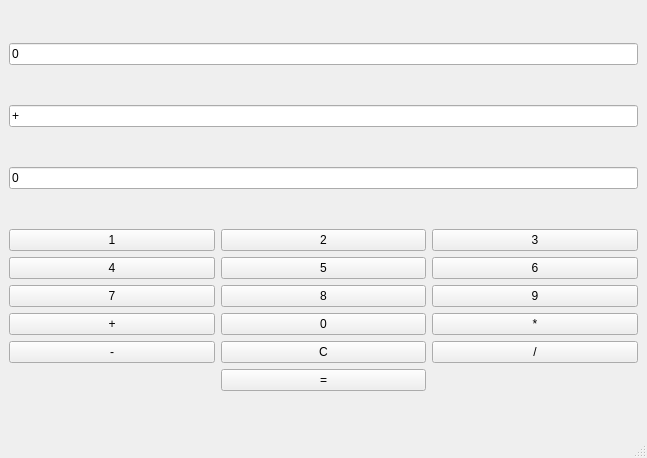
Old version of the form mainwindow.ui in the repository Deivvvv/Test.
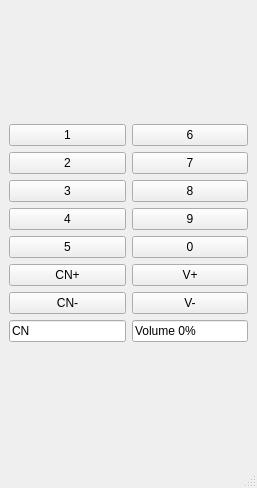
New version of the form.

```diff
--- a/mainwindow.ui
+++ b/mainwindow.ui
@@ -6,109 +6,71 @@
    <rect>
     <x>0</x>
     <y>0</y>
-    <width>647</width>
-    <height>458</height>
+    <width>257</width>
+    <height>488</height>
    </rect>
   </property>
+  <property name="minimumSize">
+   <size>
+    <width>257</width>
+    <height>0</height>
+   </size>
+  </property>
   <property name="windowTitle">
    <string>MainWindow</string>
   </property>
   <widget class="QWidget" name="centralwidget">
    <layout class="QVBoxLayout" name="verticalLayout">
     <item>
-     <widget class="QLineEdit" name="lineEdit_2">
-      <property name="text">
-       <string>0</string>
-      </property>
-      <property name="readOnly">
-       <bool>true</bool>
-      </property>
-     </widget>
-    </item>
-    <item>
-     <widget class="QLineEdit" name="lineEdit_3">
-      <property name="text">
-       <string>+</string>
-      </property>
-      <property name="readOnly">
-       <bool>true</bool>
-      </property>
-     </widget>
-    </item>
-    <item>
-     <widget class="QLineEdit" name="lineEdit">
-      <property name="text">
-       <string>0</string>
-      </property>
-      <property name="readOnly">
-       <bool>true</bool>
-      </property>
-     </widget>
-    </item>
-    <item>
-     <layout class="QGridLayout" name="gridLayout_2" columnstretch="0,0,0" columnminimumwidth="0,0,0">
+     <layout class="QGridLayout" name="gridLayout_2" columnstretch="0,0,0">
       <property name="sizeConstraint">
        <enum>QLayout::SetDefaultConstraint</enum>
       </property>
       <property name="horizontalSpacing">
        <number>6</number>
       </property>
-      <item row="4" column="1">
-       <widget class="QPushButton" name="pushButton_9">
-        <property name="text">
-         <string>8</string>
-        </property>
-       </widget>
-      </item>
-      <item row="3" column="0">
-       <widget class="QPushButton" name="pushButton">
-        <property name="text">
-         <string>+</string>
-        </property>
-       </widget>
-      </item>
-      <item row="4" column="2">
-       <widget class="QPushButton" name="pushButton_11">
-        <property name="text">
-         <string>9</string>
-        </property>
-       </widget>
-      </item>
-      <item row="3" column="0">
-       <widget class="QPushButton" name="pushButton_4">
-        <property name="text">
-         <string>4</string>
-        </property>
-       </widget>
-      </item>
-      <item row="5" column="1">
-       <widget class="QPushButton" name="pushButton_0">
-        <property name="text">
-         <string>0</string>
-        </property>
-       </widget>
-      </item>
-      <item row="5" column="2">
-       <widget class="QPushButton" name="pushButton_de">
-        <property name="text">
-         <string>*</string>
-        </property>
-       </widget>
-      </item>
-      <item row="0" column="2">
-       <widget class="QPushButton" name="pushButton_3">
+      <item row="4" column="0">
+       <widget class="QPushButton" name="pushButton_5">
         <property name="text">
          <string>3</string>
         </property>
        </widget>
       </item>
+      <item row="7" column="1">
+       <widget class="QPushButton" name="pushButton_7">
+        <property name="text">
+         <string>V+</string>
+        </property>
+       </widget>
+      </item>
       <item row="3" column="1">
-       <widget class="QPushButton" name="pushButton_5">
+       <widget class="QPushButton" name="pushButton_4">
+        <property name="text">
+         <string>7</string>
+        </property>
+       </widget>
+      </item>
+      <item row="8" column="0">
+       <widget class="QPushButton" name="pushButton_6">
+        <property name="text">
+         <string>CN-</string>
+        </property>
+       </widget>
+      </item>
+      <item row="6" column="0">
+       <widget class="QPushButton" name="pushButton_10">
         <property name="text">
          <string>5</string>
         </property>
        </widget>
       </item>
+      <item row="4" column="1">
+       <widget class="QPushButton" name="pushButton_9">
+        <property name="text">
+         <string>8</string>
+        </property>
+       </widget>
+      </item>
       <item row="0" column="0">
        <widget class="QPushButton" name="pushButton_1">
         <property name="text">
@@ -116,59 +78,72 @@
         </property>
        </widget>
       </item>
+      <item row="7" column="0">
+       <widget class="QPushButton" name="pushButton">
+        <property name="text">
+         <string>CN+</string>
+        </property>
+       </widget>
+      </item>
       <item row="5" column="0">
-       <widget class="QPushButton" name="pushButton_plus">
+       <widget class="QPushButton" name="pushButton_8">
         <property name="text">
-         <string>+</string>
+         <string>4</string>
         </property>
        </widget>
       </item>
-      <item row="7" column="1">
-       <widget class="QPushButton" name="pushButton_C">
+      <item row="8" column="1">
+       <widget class="QPushButton" name="pushButton_12">
         <property name="text">
-         <string>С</string>
-        </property>
-       </widget>
-      </item>
-      <item row="3" column="2">
-       <widget class="QPushButton" name="pushButton_10">
-        <property name="text">
-         <string>6</string>
-        </property>
-       </widget>
-      </item>
-      <item row="7" column="2">
-       <widget class="QPushButton" name="pushButton_nu">
-        <property name="text">
-         <string>/</string>
+         <string>V-</string>
         </property>
        </widget>
       </item>
       <item row="0" column="1">
        <widget class="QPushButton" name="pushButton_2">
         <property name="text">
+         <string>6</string>
+        </property>
+       </widget>
+      </item>
+      <item row="6" column="1">
+       <widget class="QPushButton" name="pushButton_11">
+        <property name="text">
+         <string>0</string>
+        </property>
+       </widget>
+      </item>
+      <item row="3" column="0">
+       <widget class="QPushButton" name="pushButton_3">
+        <property name="text">
          <string>2</string>
         </property>
        </widget>
       </item>
-      <item row="4" column="0">
-       <widget class="QPushButton" name="pushButton_8">
+      <item row="5" column="1">
+       <widget class="QPushButton" name="pushButton_0">
         <property name="text">
-         <string>7</string>
+         <string>9</string>
         </property>
        </widget>
       </item>
-      <item row="7" column="0">
-       <widget class="QPushButton" name="pushButton_minus">
+      <item row="9" column="0">
+       <widget class="QLineEdit" name="lineEdit_3">
         <property name="text">
-         <string>-</string>
+         <string>CN </string>
         </property>
+        <property name="readOnly">
+         <bool>true</bool>
+        </property>
        </widget>
       </item>
-      <item row="8" column="1">
-       <widget class="QPushButton" name="pushButton_6">
+      <item row="9" column="1">
+       <widget class="QLineEdit" name="lineEdit_2">
         <property name="text">
-         <string>=</string>
+         <string>Volume 0%</string>
+        </property>
+        <property name="readOnly">
+         <bool>true</bool>
         </property>
        </widget>
       </item>
```
Left out of the diff: 267 changed lines with no effect on the pictures.
